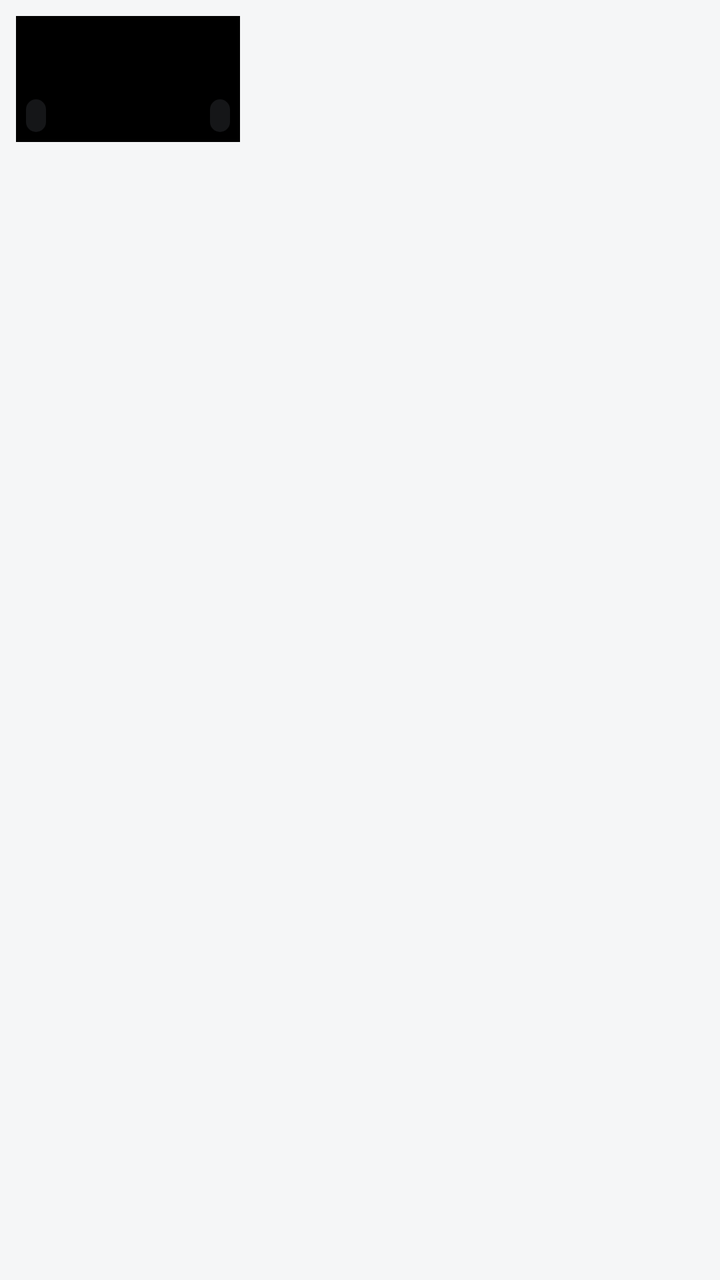
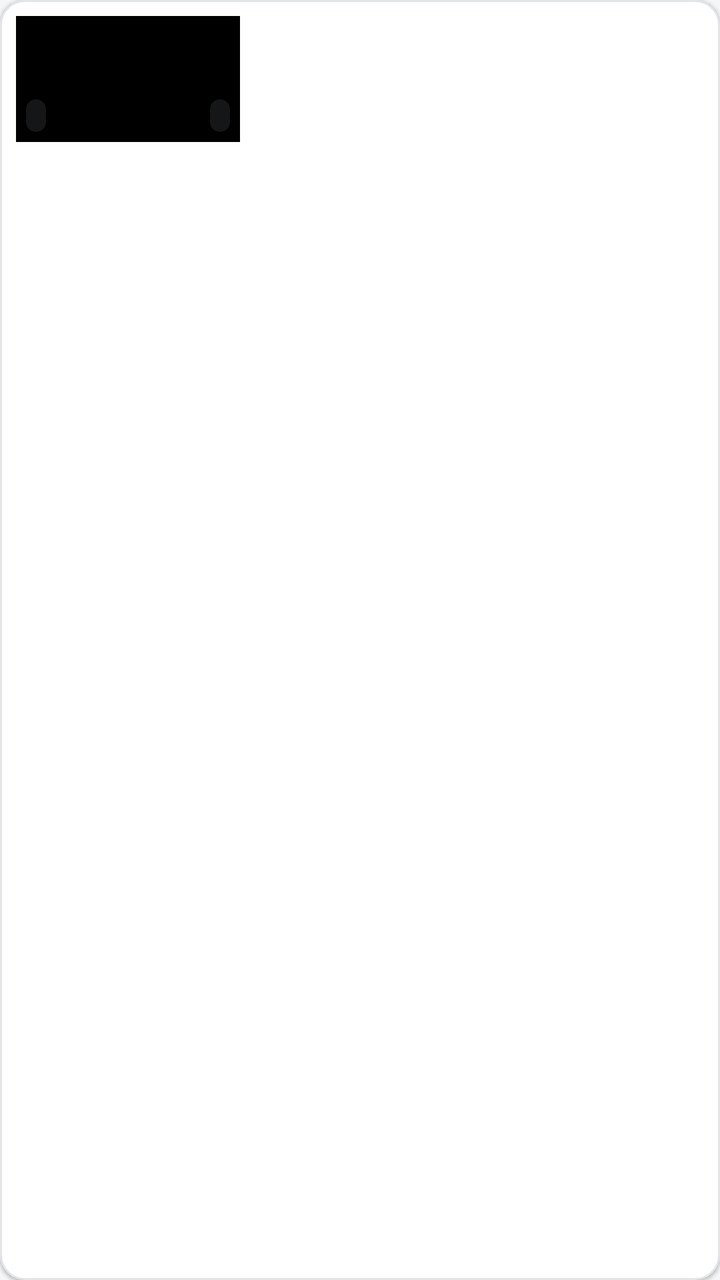

Before-and-after screenshots of an Android layout around one commit, followed by the original layout XML and the change that was made.
<!-- AndroidManifest.xml: application theme Theme.Blbl -->
<!-- res/layout/item_video_compact_row.xml -->
<?xml version="1.0" encoding="utf-8"?>
<LinearLayout xmlns:android="http://schemas.android.com/apk/res/android"
    xmlns:app="http://schemas.android.com/apk/res-auto"
    android:layout_width="match_parent"
    android:layout_height="wrap_content"
    android:background="@drawable/bg_wiliwili_footer_key"
    android:clickable="true"
    android:focusable="true"
    android:orientation="horizontal"
    android:padding="8dp"
    android:stateListAnimator="@animator/blbl_focus_scale">

    <FrameLayout
        android:layout_width="112dp"
        android:layout_height="63dp"
        android:background="@android:color/black">

        <com.google.android.material.imageview.ShapeableImageView
            android:id="@+id/iv_compact_cover"
            android:layout_width="match_parent"
            android:layout_height="match_parent"
            android:scaleType="centerCrop"
            app:shapeAppearanceOverlay="@style/ShapeAppearanceOverlay_Blbl_Rounded" />

        <TextView
            android:id="@+id/tv_compact_view"
            android:layout_width="wrap_content"
            android:layout_height="wrap_content"
            android:layout_gravity="start|bottom"
            android:layout_margin="5dp"
            android:background="@drawable/bg_wiliwili_video_stat_pill"
            android:paddingHorizontal="5dp"
            android:paddingVertical="2dp"
            android:textColor="@color/blbl_text_on_media"
            android:textSize="9sp" />

        <TextView
            android:id="@+id/tv_compact_duration"
            android:layout_width="wrap_content"
            android:layout_height="wrap_content"
            android:layout_gravity="end|bottom"
            android:layout_margin="5dp"
            android:background="@drawable/bg_wiliwili_video_duration_pill"
            android:paddingHorizontal="5dp"
            android:paddingVertical="2dp"
            android:textColor="@color/blbl_text_on_media"
            android:textSize="9sp"
            android:textStyle="bold" />
    </FrameLayout>

    <LinearLayout
        android:layout_width="0dp"
        android:layout_height="wrap_content"
        android:layout_gravity="center_vertical"
        android:layout_marginStart="10dp"
        android:layout_weight="1"
        android:orientation="vertical">

        <TextView
            android:id="@+id/tv_compact_title"
            android:layout_width="match_parent"
            android:layout_height="wrap_content"
            android:ellipsize="end"
            android:maxLines="2"
            android:textColor="?attr/colorOnSurface"
            android:textSize="15sp" />

        <TextView
            android:id="@+id/tv_compact_meta"
            android:layout_width="match_parent"
            android:layout_height="wrap_content"
            android:layout_marginTop="6dp"
            android:ellipsize="end"
            android:maxLines="1"
            android:textColor="?attr/blblOnPageBackdropSecondary"
            android:textSize="12sp" />
    </LinearLayout>
</LinearLayout>
<!-- resources referenced by this layout -->
<resources>
  <color name="blbl_text_on_media">#EDEDED</color>
  <!-- drawable bg_wiliwili_footer_key (drawable) -->
  <?xml version="1.0" encoding="utf-8"?>
  <selector xmlns:android="http://schemas.android.com/apk/res/android">
      <item android:state_focused="true">
          <shape android:shape="rectangle">
              <solid android:color="@color/blbl_accent_wiliwili_container" />
              <stroke android:width="1dp" android:color="@color/blbl_accent_wiliwili" />
              <corners android:radius="14dp" />
          </shape>
      </item>
      <item android:state_pressed="true">
          <shape android:shape="rectangle">
              <solid android:color="@color/blbl_accent_wiliwili_weak" />
              <corners android:radius="14dp" />
          </shape>
      </item>
      <item>
          <shape android:shape="rectangle">
              <solid android:color="@android:color/transparent" />
              <corners android:radius="14dp" />
          </shape>
      </item>
  </selector>
  <!-- drawable bg_wiliwili_video_duration_pill (drawable) -->
  <?xml version="1.0" encoding="utf-8"?>
  <shape xmlns:android="http://schemas.android.com/apk/res/android" android:shape="rectangle">
      <solid android:color="#B31F2023" />
      <corners android:radius="50dp" />
  </shape>
  <!-- drawable bg_wiliwili_video_stat_pill (drawable) -->
  <?xml version="1.0" encoding="utf-8"?>
  <shape xmlns:android="http://schemas.android.com/apk/res/android" android:shape="rectangle">
      <solid android:color="#B31F2023" />
      <corners android:radius="50dp" />
  </shape>
  <style name="ShapeAppearanceOverlay_Blbl_Rounded">
          <item name="cornerFamily">rounded</item>
          <item name="cornerSize">12dp</item>
      </style>
  <style name="Theme.Blbl" parent="Theme.Blbl.Base.WiliWiliLight">
          <item name="blblAccent">@color/blbl_purple</item>
          <item name="blblAccentContainer">@color/blbl_accent_violet_container</item>
          <item name="blblAccentWeak">@color/blbl_accent_violet_weak</item>
          <item name="blblAccentPressed">@color/blbl_accent_violet_pressed</item>
      </style>
  <color name="blbl_accent_wiliwili_container">#33FF6699</color>
  <color name="blbl_accent_wiliwili">#FF6699</color>
  <color name="blbl_accent_wiliwili_weak">#66FF6699</color>
  <color name="blbl_purple">#8A2BE2</color>
  <color name="blbl_accent_violet_container">#338A2BE2</color>
  <color name="blbl_accent_violet_weak">#668A2BE2</color>
  <color name="blbl_accent_violet_pressed">#808A2BE2</color>
  <color name="blbl_surface_wiliwili_light">#FFFFFFFF</color>
  <color name="blbl_surface_variant_wiliwili_light">#F1F2F3</color>
  <color name="blbl_text_wiliwili_light">#18191C</color>
  <color name="blbl_bg_wiliwili_light">#F5F6F7</color>
  <color name="blbl_text_secondary_wiliwili_light">#9499A0</color>
  <color name="blbl_accent_wiliwili_pressed">#80FF6699</color>
  <style name="Widget.Blbl.MaterialAlertDialog.Title.Text" parent="MaterialAlertDialog.MaterialComponents.Title.Text">
          <item name="android:textColor">?attr/colorOnSurface</item>
      </style>
  <style name="Widget.Blbl.MaterialAlertDialog.Body.Text" parent="MaterialAlertDialog.MaterialComponents.Body.Text">
          <item name="android:textColor">?android:attr/textColorSecondary</item>
      </style>
  <style name="Widget.Blbl.Dialog.ListView" parent="Widget.AppCompat.ListView">
          <item name="android:listSelector">?attr/blblFocusListSelectorRound</item>
          <item name="android:divider">@android:color/transparent</item>
          <item name="android:dividerHeight">0dp</item>
          <item name="android:cacheColorHint">@android:color/transparent</item>
      </style>
  <!-- unchanged entries left out for length: 7 -->
</resources>

<!-- the commit's change to res/layout/item_video_compact_row.xml (unified diff, before → after) -->
@@ -3,7 +3,9 @@
     xmlns:app="http://schemas.android.com/apk/res-auto"
     android:layout_width="match_parent"
     android:layout_height="wrap_content"
-    android:background="@drawable/bg_wiliwili_footer_key"
+    android:layout_marginBottom="8dp"
+    android:background="@drawable/bg_wiliwili_compact_row"
+    android:elevation="1dp"
     android:clickable="true"
     android:focusable="true"
     android:orientation="horizontal"
<!-- resource entries referenced after the edit -->
@@ -1,26 +1,28 @@
 <!-- resources referenced by this layout -->
 <resources>
   <color name="blbl_text_on_media">#EDEDED</color>
-  <!-- drawable bg_wiliwili_footer_key (drawable) -->
+  <!-- drawable bg_wiliwili_compact_row (drawable) -->
   <?xml version="1.0" encoding="utf-8"?>
   <selector xmlns:android="http://schemas.android.com/apk/res/android">
       <item android:state_focused="true">
           <shape android:shape="rectangle">
               <solid android:color="@color/blbl_accent_wiliwili_container" />
               <stroke android:width="1dp" android:color="@color/blbl_accent_wiliwili" />
-              <corners android:radius="14dp" />
+              <corners android:radius="12dp" />
           </shape>
       </item>
       <item android:state_pressed="true">
           <shape android:shape="rectangle">
               <solid android:color="@color/blbl_accent_wiliwili_weak" />
-              <corners android:radius="14dp" />
+              <stroke android:width="1dp" android:color="@color/blbl_accent_wiliwili" />
+              <corners android:radius="12dp" />
           </shape>
       </item>
       <item>
           <shape android:shape="rectangle">
-              <solid android:color="@android:color/transparent" />
-              <corners android:radius="14dp" />
+              <solid android:color="?attr/colorSurface" />
+              <stroke android:width="1dp" android:color="@color/blbl_line_wiliwili_light" />
+              <corners android:radius="12dp" />
           </shape>
       </item>
   </selector>
@@ -49,6 +51,7 @@
   <color name="blbl_accent_wiliwili_container">#33FF6699</color>
   <color name="blbl_accent_wiliwili">#FF6699</color>
   <color name="blbl_accent_wiliwili_weak">#66FF6699</color>
+  <color name="blbl_line_wiliwili_light">#E3E5E7</color>
   <color name="blbl_purple">#8A2BE2</color>
   <color name="blbl_accent_violet_container">#338A2BE2</color>
   <color name="blbl_accent_violet_weak">#668A2BE2</color>
